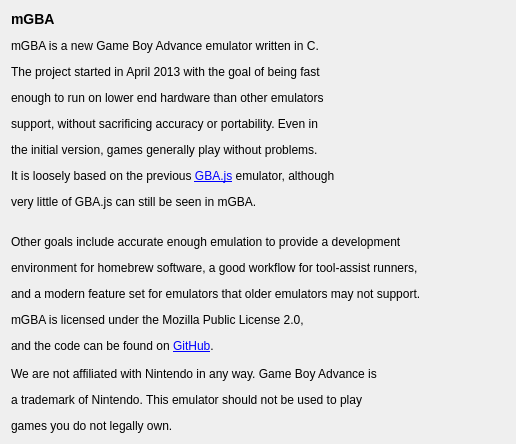
Before: the Qt Designer form src/platform/qt/AboutDialog.ui in mgba-emu/mgba, drawn with Qt 5.
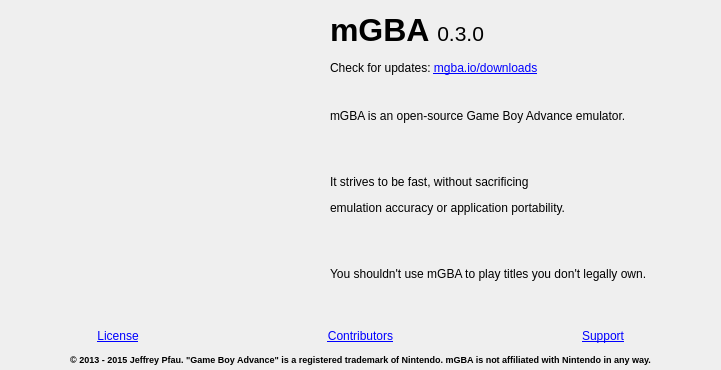
After: the same form once the commit is applied. Icons and pictures are not drawn.

Commit message: Update Dialog UI, add include guards and EOF newline. Also, make the window fixed-size.

Patch:
```diff
--- a/src/platform/qt/AboutDialog.ui
+++ b/src/platform/qt/AboutDialog.ui
@@ -6,8 +6,8 @@
    <rect>
     <x>0</x>
     <y>0</y>
-    <width>516</width>
-    <height>440</height>
+    <width>721</width>
+    <height>370</height>
    </rect>
   </property>
   <property name="sizePolicy">
@@ -19,24 +19,122 @@
   <property name="windowTitle">
    <string>About mGBA</string>
   </property>
-  <layout class="QVBoxLayout" name="verticalLayout">
-   <item>
-    <widget class="QLabel" name="label">
-     <property name="text">
-      <string>&lt;html&gt;&lt;head/&gt;&lt;body&gt;&lt;p&gt;&lt;span style=&quot; font-size:large; font-weight:600;&quot;&gt;mGBA&lt;/span&gt;&lt;/p&gt;&lt;p&gt;mGBA is a new Game Boy Advance emulator written in C. &lt;/p&gt;&lt;p&gt;The project started in April 2013 with the goal of being fast&lt;/p&gt;&lt;p&gt;enough to run on lower end hardware than other emulators&lt;/p&gt;&lt;p&gt;support, without sacrificing accuracy or portability. Even in&lt;/p&gt;&lt;p&gt;the initial version, games generally play without problems.&lt;/p&gt;&lt;p&gt;It is loosely based on the previous &lt;a href=&quot;https://endrift.github.io/gbajs/&quot;&gt;&lt;span style=&quot; text-decoration: underline; color:#0000ff;&quot;&gt;GBA.js&lt;/span&gt;&lt;/a&gt; emulator, although&lt;/p&gt;&lt;p&gt;very little of GBA.js can still be seen in mGBA. &lt;/p&gt;&lt;p&gt;&lt;br/&gt;Other goals include accurate enough emulation to provide a development&lt;/p&gt;&lt;p&gt;environment for homebrew software, a good workflow for tool-assist runners,&lt;/p&gt;&lt;p&gt;and a modern feature set for emulators that older emulators may not support. &lt;/p&gt;&lt;p&gt;mGBA is licensed under the Mozilla Public License 2.0,&lt;/p&gt;&lt;p&gt;and the code can be found on &lt;a href=&quot;https://github.com/mgba-emu/mgba&quot;&gt;&lt;span style=&quot; text-decoration: underline; color:#0000ff;&quot;&gt;GitHub&lt;/span&gt;&lt;/a&gt;. &lt;br/&gt;&lt;br/&gt;We are not affiliated with Nintendo in any way. Game Boy Advance is&lt;/p&gt;&lt;p&gt;a trademark of Nintendo. This emulator should not be used to play&lt;/p&gt;&lt;p&gt;games you do not legally own.&lt;/p&gt;&lt;/body&gt;&lt;/html&gt;</string>
-     </property>
-     <property name="textFormat">
-      <enum>Qt::RichText</enum>
-     </property>
-     <property name="alignment">
-      <set>Qt::AlignLeading|Qt::AlignLeft|Qt::AlignTop</set>
-     </property>
-     <property name="openExternalLinks">
-      <bool>true</bool>
-     </property>
-    </widget>
-   </item>
-  </layout>
+  <widget class="QWidget" name="widget" native="true">
+   <property name="geometry">
+    <rect>
+     <x>10</x>
+     <y>10</y>
+     <width>300</width>
+     <height>300</height>
+    </rect>
+   </property>
+   <property name="styleSheet">
+    <string notr="true">background-image: url(:/res/mgba-300.png)</string>
+   </property>
+  </widget>
+  <widget class="QLabel" name="label">
+   <property name="geometry">
+    <rect>
+     <x>330</x>
+     <y>10</y>
+     <width>181</width>
+     <height>41</height>
+    </rect>
+   </property>
+   <property name="text">
+    <string>&lt;html&gt;&lt;head/&gt;&lt;body&gt;&lt;p&gt;&lt;span style=&quot; font-size:24pt; font-weight:600;&quot;&gt;mGBA &lt;/span&gt;&lt;span style=&quot; font-size:16pt;&quot;&gt;0.3.0&lt;/span&gt;&lt;/p&gt;&lt;/body&gt;&lt;/html&gt;</string>
+   </property>
+   <property name="textFormat">
+    <enum>Qt::RichText</enum>
+   </property>
+  </widget>
+  <widget class="QLabel" name="label_2">
+   <property name="geometry">
+    <rect>
+     <x>330</x>
+     <y>60</y>
+     <width>251</width>
+     <height>16</height>
+    </rect>
+   </property>
+   <property name="text">
+    <string>&lt;html&gt;&lt;head/&gt;&lt;body&gt;&lt;p&gt;Check for updates: &lt;a href=&quot;https://mgba.io/mgba/downloads.html&quot;&gt;&lt;span style=&quot; text-decoration: underline; color:#0000ff;&quot;&gt;mgba.io/downloads&lt;/span&gt;&lt;/a&gt;&lt;/p&gt;&lt;/body&gt;&lt;/html&gt;</string>
+   </property>
+   <property name="textFormat">
+    <enum>Qt::RichText</enum>
+   </property>
+  </widget>
+  <widget class="QLabel" name="label_3">
+   <property name="geometry">
+    <rect>
+     <x>330</x>
+     <y>100</y>
+     <width>381</width>
+     <height>191</height>
+    </rect>
+   </property>
+   <property name="text">
+    <string>&lt;html&gt;&lt;head/&gt;&lt;body&gt;&lt;p&gt;mGBA is an open-source Game Boy Advance emulator.&lt;/p&gt;&lt;p&gt;&lt;br/&gt;&lt;/p&gt;&lt;p&gt;It strives to be fast, without sacrificing&lt;/p&gt;&lt;p&gt;emulation accuracy or application portability.&lt;/p&gt;&lt;p&gt;&lt;br/&gt;&lt;/p&gt;&lt;p&gt;You shouldn't use mGBA to play titles you don't legally own.&lt;/p&gt;&lt;/body&gt;&lt;/html&gt;</string>
+   </property>
+  </widget>
+  <widget class="QLabel" name="label_7">
+   <property name="geometry">
+    <rect>
+     <x>0</x>
+     <y>350</y>
+     <width>721</width>
+     <height>20</height>
+    </rect>
+   </property>
+   <property name="text">
+    <string>&lt;html&gt;&lt;head/&gt;&lt;body&gt;&lt;p&gt;&lt;span style=&quot; font-size:7pt; font-weight:600;&quot;&gt;© 2013 - 2015 Jeffrey Pfau. &amp;quot;Game Boy Advance&amp;quot; is a registered trademark of Nintendo. mGBA is not affiliated with Nintendo in any way.&lt;/span&gt;&lt;/p&gt;&lt;/body&gt;&lt;/html&gt;</string>
+   </property>
+   <property name="alignment">
+    <set>Qt::AlignCenter</set>
+   </property>
+  </widget>
+  <widget class="QWidget" name="">
+   <property name="geometry">
+    <rect>
+     <x>0</x>
+     <y>326</y>
+     <width>721</width>
+     <height>20</height>
+    </rect>
+   </property>
+   <layout class="QGridLayout" name="gridLayout">
+    <item row="0" column="0">
+     <widget class="QLabel" name="label_5">
+      <property name="text">
+       <string>&lt;html&gt;&lt;head/&gt;&lt;body&gt;&lt;p&gt;&lt;a href=&quot;https://www.mozilla.org/MPL/2.0/&quot;&gt;&lt;span style=&quot; text-decoration: underline; color:#0000ff;&quot;&gt;License&lt;/span&gt;&lt;/a&gt;&lt;/p&gt;&lt;/body&gt;&lt;/html&gt;</string>
+      </property>
+      <property name="alignment">
+       <set>Qt::AlignCenter</set>
+      </property>
+     </widget>
+    </item>
+    <item row="0" column="1">
+     <widget class="QLabel" name="label_4">
+      <property name="text">
+       <string>&lt;html&gt;&lt;head/&gt;&lt;body&gt;&lt;p&gt;&lt;a href=&quot;https://github.com/mgba-emu/mgba/graphs/contributors&quot;&gt;&lt;span style=&quot; text-decoration: underline; color:#0000ff;&quot;&gt;Contributors&lt;/span&gt;&lt;/a&gt;&lt;/p&gt;&lt;/body&gt;&lt;/html&gt;</string>
+      </property>
+      <property name="alignment">
+       <set>Qt::AlignCenter</set>
+      </property>
+     </widget>
+    </item>
+    <item row="0" column="2">
+     <widget class="QLabel" name="label_6">
+      <property name="text">
+       <string>&lt;html&gt;&lt;head/&gt;&lt;body&gt;&lt;p&gt;&lt;a href=&quot;https://forums.mgba.io/forumdisplay.php?fid=4&quot;&gt;&lt;span style=&quot; text-decoration: underline; color:#0000ff;&quot;&gt;Support&lt;/span&gt;&lt;/a&gt;&lt;/p&gt;&lt;/body&gt;&lt;/html&gt;</string>
+      </property>
+      <property name="alignment">
+       <set>Qt::AlignCenter</set>
+      </property>
+     </widget>
+    </item>
+   </layout>
+  </widget>
  </widget>
  <resources/>
  <connections/>
```
The commit also changes 4 other files.
